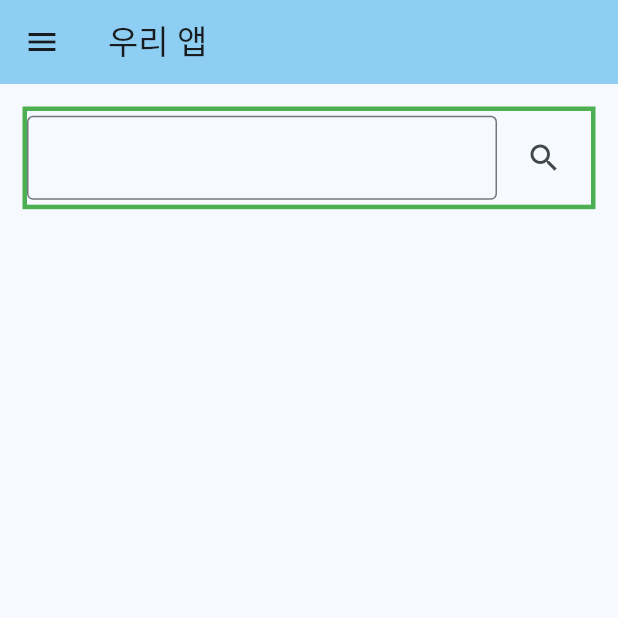
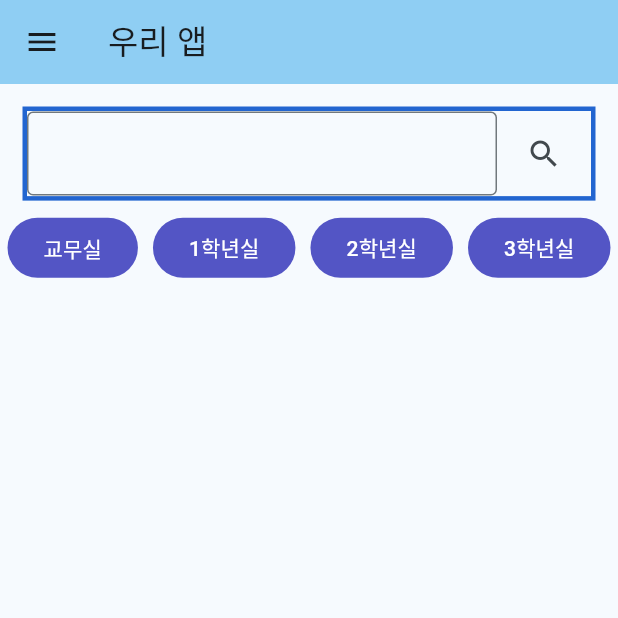
Before and after one commit to hooni04/call_me_teacher, a Flutter app: the screen it shows after launch, on a phone screen of 412 x 824 dp, the top half of it. Run offline on Flutter 3.47's test engine with Material 3 defaults, Android fonts, the phone set to English and light mode, and no system bars.

Commit message:
feat: Add filter buttons

```diff
--- a/lib/main.dart
+++ b/lib/main.dart
@@ -1,5 +1,6 @@
 import 'package:flutter/material.dart';
 import 'package:flutter/rendering.dart';
+import 'package:call_the_teacher/message.dart';
 
 void main() {
   runApp(const MyApp());
@@ -51,7 +52,7 @@ class _MyHomePageState extends State<MyHomePage> {
                 margin: EdgeInsets.only(left: 15, right: 15),
                 decoration: BoxDecoration(
                   border: Border.all(
-                    color: Colors.green,
+                    color: Color.fromARGB(255, 34, 101, 208),
                     style: BorderStyle.solid,
                     width: 3,
                   )
@@ -79,6 +80,29 @@ class _MyHomePageState extends State<MyHomePage> {
               ),
             ),
             Expanded(
+              child: Row(
+                mainAxisAlignment: MainAxisAlignment.spaceAround,
+                children: [
+                  FilledButton(onPressed: () {},
+                  style: FilledButton.styleFrom(
+		                backgroundColor: Color.fromARGB(255, 83, 85, 197),),
+                    child: const Text('교무실')),
+                  FilledButton(onPressed: () {},
+                  style: FilledButton.styleFrom(
+		                backgroundColor: Color.fromARGB(255, 83, 85, 197)),
+                    child: const Text('1학년실')),
+                  FilledButton(onPressed: () {},
+                  style: FilledButton.styleFrom(
+		                backgroundColor: Color.fromARGB(255, 83, 85, 197)),
+                     child: const Text('2학년실')),
+                  FilledButton(onPressed: () {},
+                  style: FilledButton.styleFrom(
+		                backgroundColor: Color.fromARGB(255, 83, 85, 197)),
+                    child: const Text('3학년실')),
+                ],
+              ),
+              ),
+            Expanded(
               child: Container(),
               flex: 10,
             )
--- /dev/null
+++ b/lib/message.dart
@@ -0,0 +1,14 @@
+import 'package:flutter/material.dart';
+
+class Message extends StatelessWidget{
+  const Message({ super.key });
+
+  @override
+  Widget build(BuildContext context) {
+    return const Scaffold(
+      body: Center(
+        child: Text("이건 두번째 페이지 입니다!"),
+      ),
+    );
+  }
+}
```
